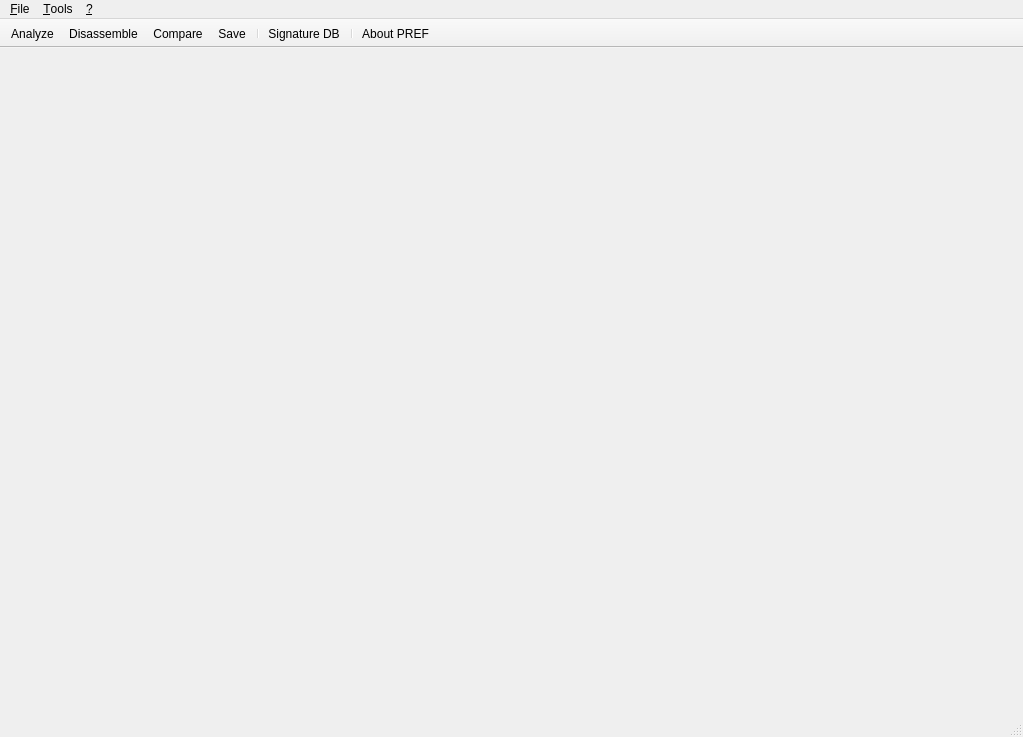
Old version of the form mainwindow.ui in the repository PREF/PREF.
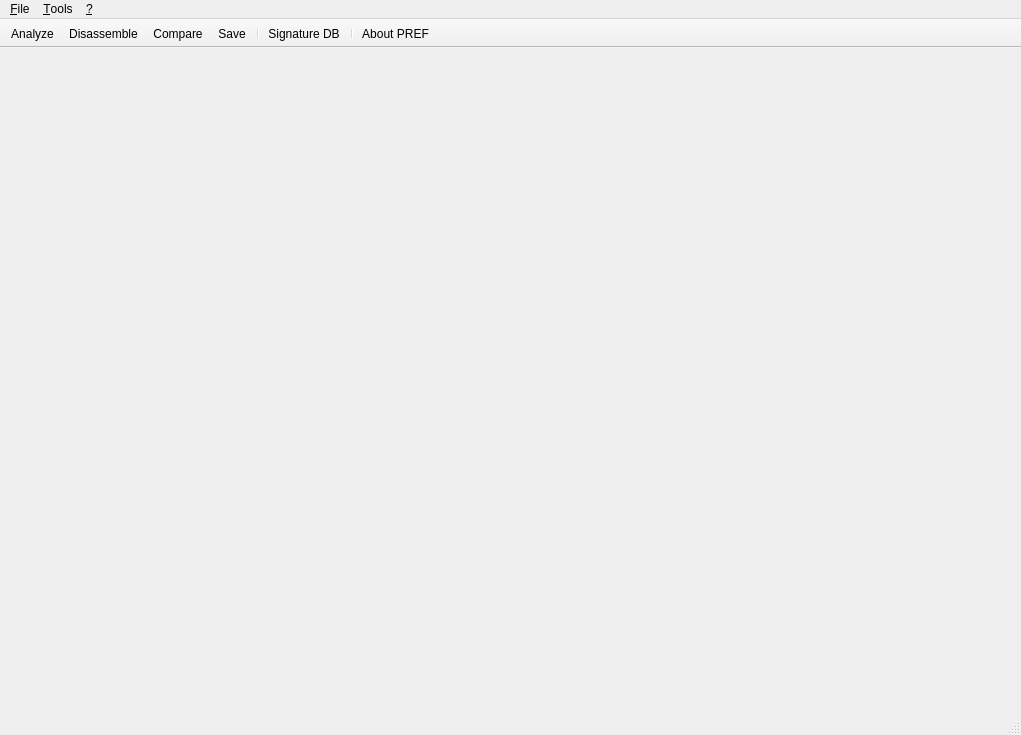
New version of the form. Icons and pictures are not drawn.

Commit message: Restored Drag 'n Drop functionality

Patch:
```diff
--- a/mainwindow.ui
+++ b/mainwindow.ui
@@ -6,8 +6,8 @@
    <rect>
     <x>0</x>
     <y>0</y>
-    <width>1023</width>
-    <height>737</height>
+    <width>1021</width>
+    <height>735</height>
    </rect>
   </property>
   <property name="windowTitle">
@@ -17,6 +17,9 @@
    <iconset resource="resources.qrc">
     <normaloff>:/app_icons/res/app.png</normaloff>:/app_icons/res/app.png</iconset>
   </property>
+  <property name="documentMode">
+   <bool>false</bool>
+  </property>
   <widget class="QWidget" name="centralWidget">
    <layout class="QVBoxLayout" name="verticalLayout">
     <property name="leftMargin">
@@ -38,7 +41,7 @@
     <rect>
      <x>0</x>
      <y>0</y>
-     <width>1023</width>
+     <width>1021</width>
      <height>22</height>
     </rect>
    </property>
```
The commit also changes 2 other files.
